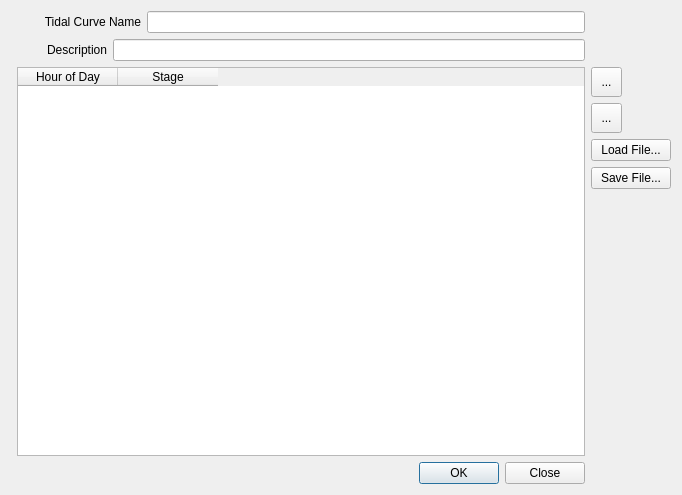
The window that flo2d/ui/storm_drain_outfall_tidal_curve.ui (FLO-2DSoftware/qgis-flo-2d-plugin) describes before a commit, drawn with Qt 5.
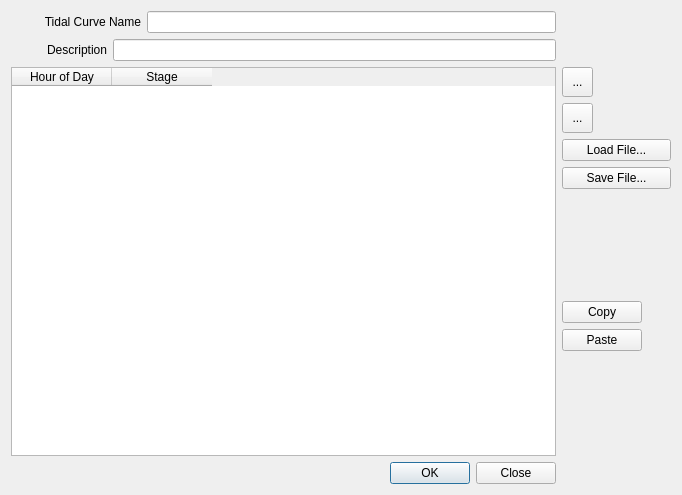
The same window after the commit. Icons and pictures are not drawn.

Commit message: Add copy functionality to table in Outfalls Tidal Curve

```diff
--- a/flo2d/ui/storm_drain_outfall_tidal_curve.ui
+++ b/flo2d/ui/storm_drain_outfall_tidal_curve.ui
@@ -38,7 +38,7 @@
    <bool>true</bool>
   </property>
   <layout class="QGridLayout" name="gridLayout">
-   <item row="0" column="0" colspan="2">
+   <item row="0" column="0">
     <layout class="QHBoxLayout" name="horizontalLayout_2">
      <property name="sizeConstraint">
       <enum>QLayout::SetMinimumSize</enum>
@@ -110,7 +110,79 @@
      </item>
     </layout>
    </item>
-   <item row="2" column="1">
+   <item row="1" column="0">
+    <layout class="QHBoxLayout" name="horizontalLayout_3">
+     <property name="sizeConstraint">
+      <enum>QLayout::SetMinimumSize</enum>
+     </property>
+     <item>
+      <widget class="QLabel" name="label_3">
+       <property name="sizePolicy">
+        <sizepolicy hsizetype="Minimum" vsizetype="Fixed">
+         <horstretch>0</horstretch>
+         <verstretch>0</verstretch>
+        </sizepolicy>
+       </property>
+       <property name="minimumSize">
+        <size>
+         <width>96</width>
+         <height>19</height>
+        </size>
+       </property>
+       <property name="maximumSize">
+        <size>
+         <width>96</width>
+         <height>19</height>
+        </size>
+       </property>
+       <property name="font">
+        <font>
+         <family>MS Shell Dlg 2</family>
+         <italic>false</italic>
+        </font>
+       </property>
+       <property name="text">
+        <string>Description</string>
+       </property>
+       <property name="alignment">
+        <set>Qt::AlignRight|Qt::AlignTrailing|Qt::AlignVCenter</set>
+       </property>
+       <property name="buddy">
+        <cstring>description_le</cstring>
+       </property>
+      </widget>
+     </item>
+     <item>
+      <widget class="QLineEdit" name="description_le">
+       <property name="enabled">
+        <bool>true</bool>
+       </property>
+       <property name="sizePolicy">
+        <sizepolicy hsizetype="Expanding" vsizetype="Fixed">
+         <horstretch>0</horstretch>
+         <verstretch>0</verstretch>
+        </sizepolicy>
+       </property>
+       <property name="minimumSize">
+        <size>
+         <width>300</width>
+         <height>22</height>
+        </size>
+       </property>
+       <property name="maximumSize">
+        <size>
+         <width>16777215</width>
+         <height>22</height>
+        </size>
+       </property>
+       <property name="clearButtonEnabled">
+        <bool>true</bool>
+       </property>
+      </widget>
+     </item>
+    </layout>
+   </item>
+   <item row="2" column="0">
     <widget class="QTableWidget" name="outfall_tidal_curve_tblw">
      <property name="sizePolicy">
       <sizepolicy hsizetype="MinimumExpanding" vsizetype="Expanding">
@@ -130,8 +202,11 @@
      <property name="editTriggers">
       <set>QAbstractItemView::AllEditTriggers</set>
      </property>
+     <property name="alternatingRowColors">
+      <bool>false</bool>
+     </property>
      <property name="selectionMode">
-      <enum>QAbstractItemView::SingleSelection</enum>
+      <enum>QAbstractItemView::ContiguousSelection</enum>
      </property>
      <property name="selectionBehavior">
       <enum>QAbstractItemView::SelectRows</enum>
@@ -154,8 +229,8 @@
      </column>
     </widget>
    </item>
-   <item row="2" column="2">
-    <layout class="QVBoxLayout" name="verticalLayout_9">
+   <item row="2" column="1">
+    <layout class="QVBoxLayout" name="verticalLayout">
      <item>
       <widget class="QToolButton" name="add_tidal_data_btn">
        <property name="minimumSize">
@@ -241,87 +316,62 @@
        </property>
        <property name="sizeHint" stdset="0">
         <size>
-         <width>20</width>
-         <height>98</height>
+         <width>17</width>
+         <height>70</height>
         </size>
        </property>
       </spacer>
      </item>
-    </layout>
-   </item>
-   <item row="1" column="0" colspan="2">
-    <layout class="QHBoxLayout" name="horizontalLayout_3">
-     <property name="sizeConstraint">
-      <enum>QLayout::SetMinimumSize</enum>
-     </property>
      <item>
-      <widget class="QLabel" name="label_3">
+      <widget class="QPushButton" name="copy_btn">
        <property name="sizePolicy">
-        <sizepolicy hsizetype="Minimum" vsizetype="Fixed">
+        <sizepolicy hsizetype="Fixed" vsizetype="Fixed">
          <horstretch>0</horstretch>
          <verstretch>0</verstretch>
         </sizepolicy>
        </property>
-       <property name="minimumSize">
-        <size>
-         <width>96</width>
-         <height>19</height>
-        </size>
-       </property>
-       <property name="maximumSize">
-        <size>
-         <width>96</width>
-         <height>19</height>
-        </size>
-       </property>
-       <property name="font">
-        <font>
-         <family>MS Shell Dlg 2</family>
-         <italic>false</italic>
-        </font>
-       </property>
        <property name="text">
-        <string>Description</string>
+        <string>Copy</string>
        </property>
-       <property name="alignment">
-        <set>Qt::AlignRight|Qt::AlignTrailing|Qt::AlignVCenter</set>
+       <property name="icon">
+        <iconset>
+         <normaloff>../img/copy.svg</normaloff>../img/copy.svg</iconset>
        </property>
-       <property name="buddy">
-        <cstring>description_le</cstring>
-       </property>
       </widget>
      </item>
      <item>
-      <widget class="QLineEdit" name="description_le">
-       <property name="enabled">
-        <bool>true</bool>
-       </property>
+      <widget class="QPushButton" name="paste_btn">
        <property name="sizePolicy">
-        <sizepolicy hsizetype="Expanding" vsizetype="Fixed">
+        <sizepolicy hsizetype="Fixed" vsizetype="Fixed">
          <horstretch>0</horstretch>
          <verstretch>0</verstretch>
         </sizepolicy>
        </property>
-       <property name="minimumSize">
-        <size>
-         <width>300</width>
-         <height>22</height>
-        </size>
+       <property name="text">
+        <string>Paste</string>
        </property>
-       <property name="maximumSize">
+       <property name="icon">
+        <iconset>
+         <normaloff>../img/paste.svg</normaloff>../img/paste.svg</iconset>
+       </property>
+      </widget>
+     </item>
+     <item>
+      <spacer name="verticalSpacer">
+       <property name="orientation">
+        <enum>Qt::Vertical</enum>
+       </property>
+       <property name="sizeHint" stdset="0">
         <size>
-         <width>16777215</width>
-         <height>22</height>
+         <width>109</width>
+         <height>13</height>
         </size>
        </property>
-       <property name="clearButtonEnabled">
-        <bool>true</bool>
-       </property>
-      </widget>
+      </spacer>
      </item>
     </layout>
    </item>
-   <item row="3" column="1">
+   <item row="3" column="0">
     <widget class="QDialogButtonBox" name="tidal_curve_buttonBox">
      <property name="orientation">
       <enum>Qt::Horizontal</enum>
```
The commit also changes 2 other files.
